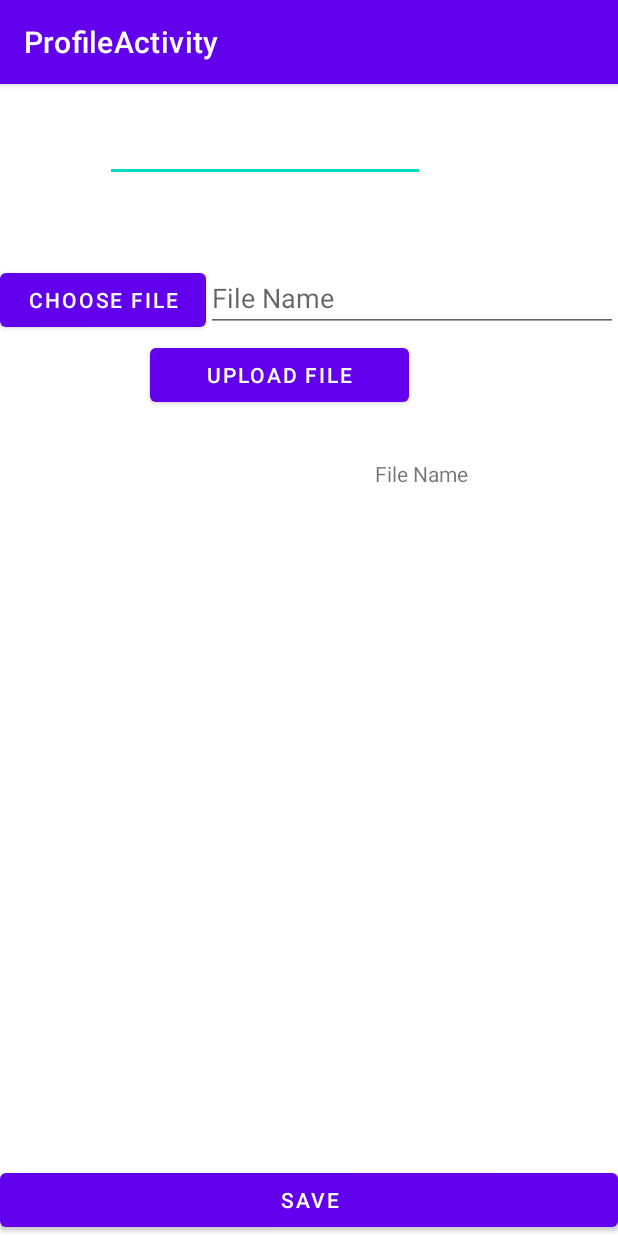
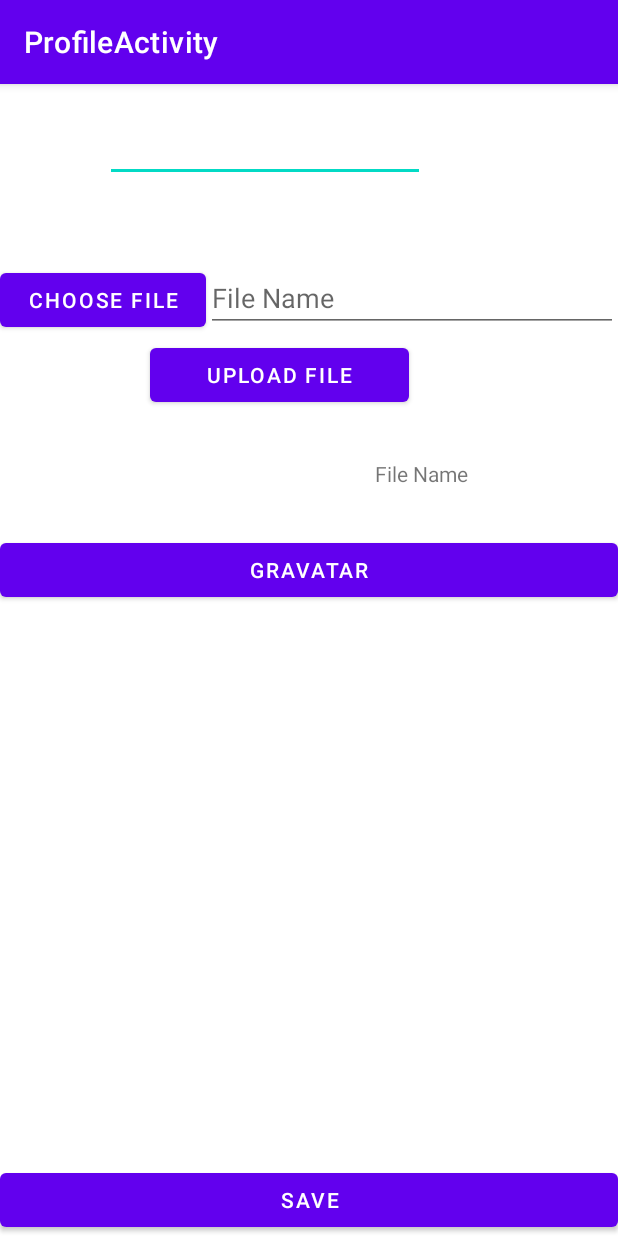
Before and after one commit to artykisa/Android_Labs, an Android app: the ProfileActivity screen opened directly, with no data from a screen before it, on a phone screen of 412 x 824 dp. Run offline under Robolectric (Android 15) with nearby library versions, the phone set to English and light mode, and no system bars; our stand-ins replace Firebase (no records; nobody signed in at launch, a user with empty details on screens opened directly), Picasso; pictures from the network do not load.

Commit message:
gravatar
Co-Authored-By: Artyom Kisurin <48124997+artykisa@users.noreply.github.com>

```diff
--- a/MulpiplayerTest/app/build.gradle
+++ b/MulpiplayerTest/app/build.gradle
@@ -42,6 +42,7 @@ dependencies {
     implementation 'com.google.android.gms:play-services-auth:19.0.0'
     implementation 'com.google.android.material:material:1.2.1'
     implementation 'androidx.constraintlayout:constraintlayout:2.0.4'
+    implementation 'com.squareup.picasso:picasso:2.5.2'
     implementation 'androidx.navigation:navigation-fragment-ktx:2.3.2'
     implementation 'androidx.navigation:navigation-ui-ktx:2.3.2'
     implementation platform('com.google.firebase:firebase-bom:26.1.1')
--- a/MulpiplayerTest/app/src/main/java/com/example/mulpiplayertest/ProfileActivity.kt
+++ b/MulpiplayerTest/app/src/main/java/com/example/mulpiplayertest/ProfileActivity.kt
@@ -12,9 +12,12 @@ import android.widget.*
 import androidx.appcompat.app.AppCompatActivity
 import com.google.firebase.auth.FirebaseAuth
 import com.google.firebase.auth.UserProfileChangeRequest
+import com.google.firebase.auth.ktx.auth
+import com.google.firebase.ktx.Firebase
 import com.google.firebase.storage.FirebaseStorage
 import com.google.firebase.storage.StorageReference
 import java.io.IOException
+import com.squareup.picasso.Picasso
 
 
 class ProfileActivity : AppCompatActivity() {
@@ -25,6 +28,7 @@ class ProfileActivity : AppCompatActivity() {
     lateinit var btn_choosefile:Button
     lateinit var btn_uploadfile:Button
     lateinit var btn_save:Button
+    private lateinit var btn_gravatar: Button
     lateinit var tvFileName:TextView
     private var fileUri: Uri? = null
     private var bitmap: Bitmap? = null
@@ -42,6 +46,7 @@ class ProfileActivity : AppCompatActivity() {
     fun setupUI(){
         tvFileName =findViewById<TextView>(R.id.tvFileName)
         imgFile = findViewById(R.id.imgFile)
+        btn_gravatar= findViewById(R.id.gravatarButton)
         editName = findViewById(R.id.editName)
         editName.setText(user?.displayName)
         editFileName = findViewById(R.id.edtFileName)
@@ -52,6 +57,13 @@ class ProfileActivity : AppCompatActivity() {
             showChoosingFile()
         }
 
+        btn_gravatar.setOnClickListener {
+            val hash = utility.algo_MD5(Firebase.auth.currentUser?.email!!)
+            val gravatarUrl = "https://s.gravatar.com/avatar/$hash?s=80"
+            Picasso.with(applicationContext)
+                .load(gravatarUrl)
+                .into(imgFile)
+        }
         btn_save.setOnClickListener {
             var nick = editName.text.toString()
             if(nick.equals("")){
--- a/MulpiplayerTest/app/src/main/res/layout/activity_profile.xml
+++ b/MulpiplayerTest/app/src/main/res/layout/activity_profile.xml
@@ -14,7 +14,12 @@
         android:layout_height="wrap_content"
         android:layout_centerHorizontal="true"
         android:text="Save" />
-
+    <Button
+        android:id="@+id/gravatarButton"
+        android:layout_width="match_parent"
+        android:layout_marginTop="300dp"
+        android:layout_height="wrap_content"
+        android:text="gravatar" />
     <EditText
         android:id="@+id/editName"
         android:layout_width="wrap_content"
```
Also changed, not shown: MulpiplayerTest/app/src/main/java/com/example/mulpiplayertest/utility.kt (added, +19 -0 lines).
